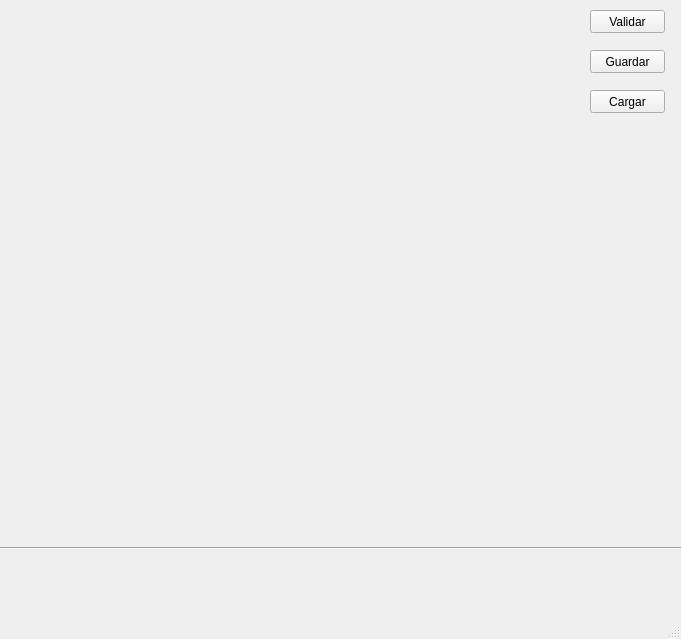
josephtk18/ProyectoSudoku, file sudoku.ui: the form before one commit.
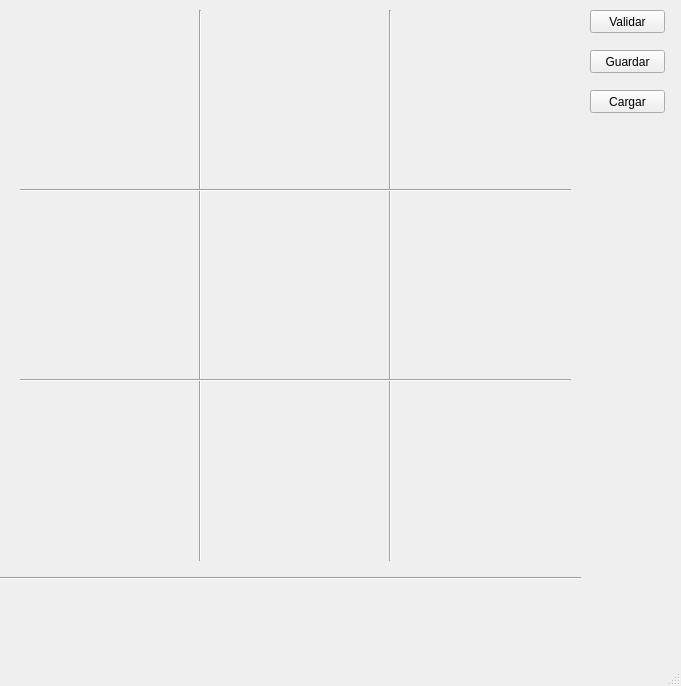
The form after the commit.

Diff of the .ui file:
```diff
--- a/sudoku.ui
+++ b/sudoku.ui
@@ -7,7 +7,7 @@
     <x>0</x>
     <y>0</y>
     <width>681</width>
-    <height>639</height>
+    <height>686</height>
    </rect>
   </property>
   <property name="windowTitle">
@@ -32,8 +32,8 @@
      <rect>
       <x>20</x>
       <y>10</y>
-      <width>551</width>
-      <height>521</height>
+      <width>171</width>
+      <height>171</height>
      </rect>
     </property>
     <layout class="QGridLayout" name="gridTabla">
@@ -72,8 +72,8 @@
     <property name="geometry">
      <rect>
       <x>0</x>
-      <y>540</y>
-      <width>681</width>
+      <y>570</y>
+      <width>581</width>
       <height>16</height>
      </rect>
     </property>
@@ -85,13 +85,185 @@
     <property name="geometry">
      <rect>
       <x>20</x>
-      <y>560</y>
+      <y>590</y>
       <width>551</width>
       <height>61</height>
      </rect>
     </property>
     <layout class="QHBoxLayout" name="gridTeclado"/>
    </widget>
+   <widget class="Line" name="line_4">
+    <property name="geometry">
+     <rect>
+      <x>190</x>
+      <y>10</y>
+      <width>20</width>
+      <height>551</height>
+     </rect>
+    </property>
+    <property name="orientation">
+     <enum>Qt::Vertical</enum>
+    </property>
+   </widget>
+   <widget class="Line" name="line_5">
+    <property name="geometry">
+     <rect>
+      <x>380</x>
+      <y>10</y>
+      <width>20</width>
+      <height>551</height>
+     </rect>
+    </property>
+    <property name="orientation">
+     <enum>Qt::Vertical</enum>
+    </property>
+   </widget>
+   <widget class="Line" name="line_8">
+    <property name="geometry">
+     <rect>
+      <x>20</x>
+      <y>180</y>
+      <width>551</width>
+      <height>20</height>
+     </rect>
+    </property>
+    <property name="orientation">
+     <enum>Qt::Horizontal</enum>
+    </property>
+   </widget>
+   <widget class="Line" name="line_9">
+    <property name="geometry">
+     <rect>
+      <x>20</x>
+      <y>370</y>
+      <width>551</width>
+      <height>20</height>
+     </rect>
+    </property>
+    <property name="orientation">
+     <enum>Qt::Horizontal</enum>
+    </property>
+   </widget>
+   <widget class="QWidget" name="gridLayoutWidget_2">
+    <property name="geometry">
+     <rect>
+      <x>210</x>
+      <y>10</y>
+      <width>171</width>
+      <height>171</height>
+     </rect>
+    </property>
+    <layout class="QGridLayout" name="bloque2">
+     <property name="sizeConstraint">
+      <enum>QLayout::SetDefaultConstraint</enum>
+     </property>
+    </layout>
+   </widget>
+   <widget class="QWidget" name="gridLayoutWidget_3">
+    <property name="geometry">
+     <rect>
+      <x>400</x>
+      <y>10</y>
+      <width>171</width>
+      <height>171</height>
+     </rect>
+    </property>
+    <layout class="QGridLayout" name="bloque3">
+     <property name="sizeConstraint">
+      <enum>QLayout::SetDefaultConstraint</enum>
+     </property>
+    </layout>
+   </widget>
+   <widget class="QWidget" name="gridLayoutWidget_4">
+    <property name="geometry">
+     <rect>
+      <x>20</x>
+      <y>200</y>
+      <width>171</width>
+      <height>171</height>
+     </rect>
+    </property>
+    <layout class="QGridLayout" name="bloque4">
+     <property name="sizeConstraint">
+      <enum>QLayout::SetDefaultConstraint</enum>
+     </property>
+    </layout>
+   </widget>
+   <widget class="QWidget" name="gridLayoutWidget_5">
+    <property name="geometry">
+     <rect>
+      <x>210</x>
+      <y>200</y>
+      <width>171</width>
+      <height>171</height>
+     </rect>
+    </property>
+    <layout class="QGridLayout" name="bloque5">
+     <property name="sizeConstraint">
+      <enum>QLayout::SetDefaultConstraint</enum>
+     </property>
+    </layout>
+   </widget>
+   <widget class="QWidget" name="gridLayoutWidget_6">
+    <property name="geometry">
+     <rect>
+      <x>400</x>
+      <y>200</y>
+      <width>171</width>
+      <height>171</height>
+     </rect>
+    </property>
+    <layout class="QGridLayout" name="bloque6">
+     <property name="sizeConstraint">
+      <enum>QLayout::SetDefaultConstraint</enum>
+     </property>
+    </layout>
+   </widget>
+   <widget class="QWidget" name="gridLayoutWidget_7">
+    <property name="geometry">
+     <rect>
+      <x>20</x>
+      <y>390</y>
+      <width>171</width>
+      <height>171</height>
+     </rect>
+    </property>
+    <layout class="QGridLayout" name="bloque7">
+     <property name="sizeConstraint">
+      <enum>QLayout::SetDefaultConstraint</enum>
+     </property>
+    </layout>
+   </widget>
+   <widget class="QWidget" name="gridLayoutWidget_8">
+    <property name="geometry">
+     <rect>
+      <x>210</x>
+      <y>390</y>
+      <width>171</width>
+      <height>171</height>
+     </rect>
+    </property>
+    <layout class="QGridLayout" name="bloque8">
+     <property name="sizeConstraint">
+      <enum>QLayout::SetDefaultConstraint</enum>
+     </property>
+    </layout>
+   </widget>
+   <widget class="QWidget" name="gridLayoutWidget_9">
+    <property name="geometry">
+     <rect>
+      <x>400</x>
+      <y>390</y>
+      <width>171</width>
+      <height>171</height>
+     </rect>
+    </property>
+    <layout class="QGridLayout" name="bloque9">
+     <property name="sizeConstraint">
+      <enum>QLayout::SetDefaultConstraint</enum>
+     </property>
+    </layout>
+   </widget>
   </widget>
   <widget class="QMenuBar" name="menuBar">
    <property name="geometry">
```
Left out of the diff: 2 changed lines with no effect on the pictures.
